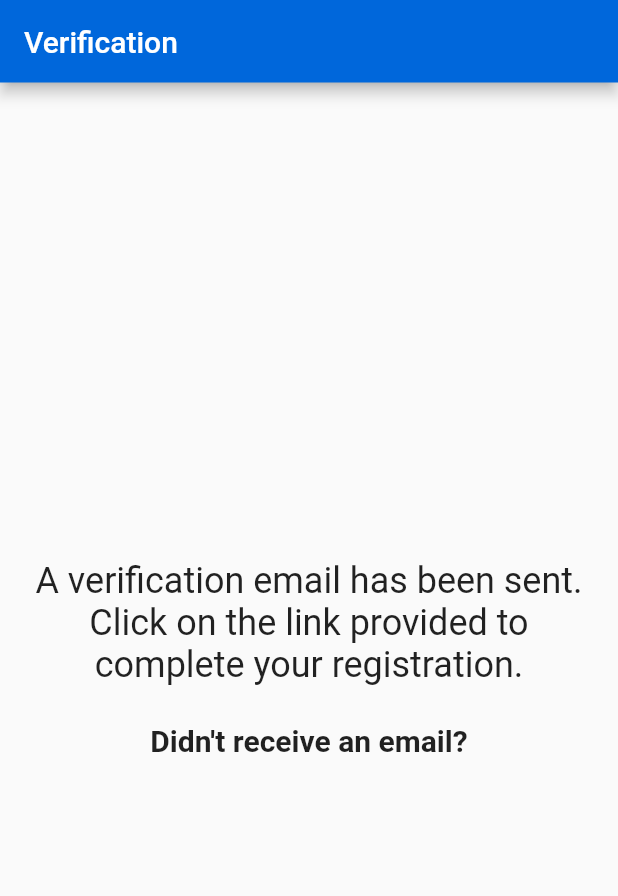
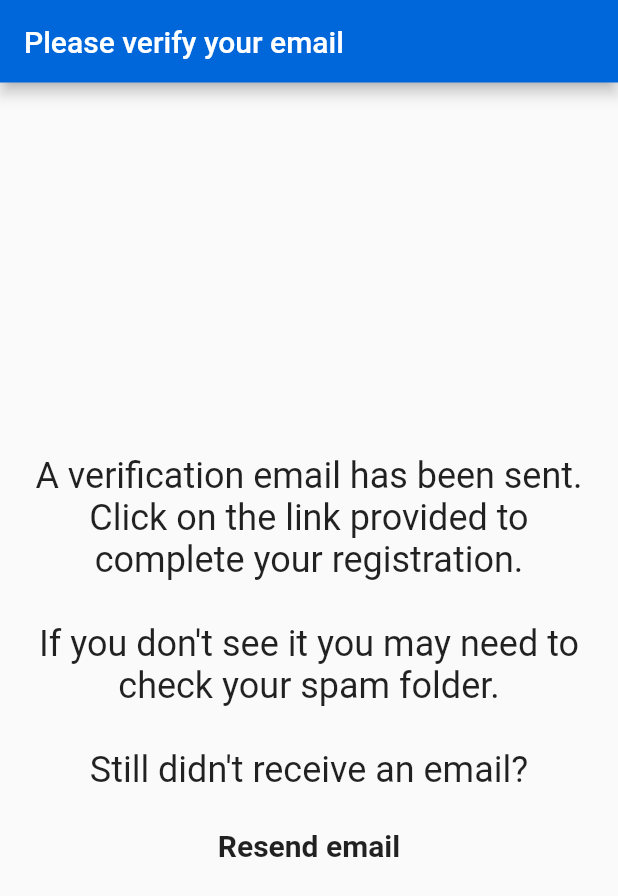
Before and after one commit to Matthew-Cacchione/connect, a Flutter app: the Verification screen opened by its route, on a phone screen of 412 x 824 dp. Shown: the top 896 px of the screen. Run offline on Flutter 3.47's test engine with Material 2 defaults, Android fonts, the phone set to English and light mode, and no system bars; our stand-ins replace cloud_firestore, firebase_auth, firebase_core, firebase_storage, image_picker; accounts and stored records are empty.

Commit message:
Update constants - sort string constants alphabetically

```diff
--- a/lib/constants.dart
+++ b/lib/constants.dart
@@ -6,59 +6,60 @@ const colorSecondary = Color(0xff86cd82);
 const colorError = Color(0xffcc0000);
 
 // Strings
-const appName = 'Connect';
-const emailHint = 'University Email';
-const emptyError = 'Required';
-const emailNotValid = 'Please enter a valid email';
-const passwordHint = 'Password';
-const forgotPassword = 'Forgot password?';
-const loginBtn = 'Login';
-const noAccountPrompt = 'Don\'t have an account? ';
-const signUpPrompt = 'Sign Up';
-const nameHint = 'First Name';
-const confirmPasswordHint = 'Confirm Password';
-const signOutBtn = 'Sign Out';
-const passwordNotValid = 'Minimum 8 characters';
-const nameNotValid = 'Minimum 3 characters';
-const passwordMatchError = 'Passwords must match';
-const userNotFound = 'No user found with that email address.';
-const wrongPassword = 'Wrong password provided.';
-const defaultError = 'Something went wrong.';
-const weakPassword = 'Password entered is too weak.';
-const emailAlreadyInUse = 'An account with that email already exists.';
-const profileTitle = 'Profile';
-const homeTitle = 'Home';
-const chatTitle = 'Chat';
-const verificationTitle = 'Verification';
-const verificationMessage = 'A verification email has been sent. Click on the link provided to complete your registration.';
-const verificationNotSent = 'Didn\'t receive an email?';
-const frequentRequestError = 'You are doing that too much.';
-const resendVerification = 'Another email has been sent, please check your spam folder.';
-const signUpAgreement = 'By signing up, you agree to the Terms of Service and Privacy Policy, including cookie use.';
-const noEmailEntered = 'Please enter an email.';
-const passwordResetSent = 'Password reset email has been sent.';
-const registrationTitle = 'Create Account';
-const interestsTitle = 'Interests';
-const interestsSubtitle = 'Please select your interests.';
-const nextBtn = 'Next';
-const noInterests = 'No interests selected';
-const noInterestsPrompt = 'Are you sure you want to continue without picking any interests?';
-const noTxt = 'No';
-const yesTxt = 'Yes';
-const birthdateTitle = 'Birthdate';
-const birthdatePrompt = 'Please provide your birthdate.';
-const permissionDenied = 'You don\'t have permission to do that';
-const userDisabled = 'This user account has been disabled.';
-const selectProfilePrompt = 'Select your profile picture';
-const cameraTxt = 'Camera';
-const galleryTxt = 'Gallery';
-const profilePictureTitle = 'Profile Picture';
-const noPictureSelected = 'Please select a profile picture before continuing.';
-const chooseActivity = 'Choose an activity';
-const promptTitle = 'Let others know what you want to do';
-const freeUntilTitle = 'Until when are you free?';
-const activitySelectionTitle = 'Select Activity';
-const haveAccountPrompt = 'Already have an account? ';
+const activitySelectionTitle = "Select Activity";
+const appName = "Connect";
+const birthdatePrompt = "Please provide your birthdate.";
+const birthdateTitle = "Birthdate";
+const cameraTxt = "Camera";
+const chatTitle = "Chat";
+const chooseActivity = "Choose an activity";
+const confirmPasswordHint = "Confirm Password";
+const defaultError = "Something went wrong.";
+const emailAlreadyInUse = "An account with that email already exists.";
+const emailHint = "University Email";
+const emailNotValid = "Please enter a valid email";
+const emptyError = "Required";
+const forgotPassword = "Forgot password?";
+const freeUntilTitle = "Until when are you free?";
+const frequentRequestError = "You are doing that too much.";
+const galleryTxt = "Gallery";
+const haveAccountPrompt = "Already have an account? ";
+const homeTitle = "Home";
+const interestsSubtitle = "Please select your interests.";
+const interestsTitle = "Interests";
+const loginBtn = "Login";
+const nameHint = "First Name";
+const nameNotValid = "Minimum 3 characters";
+const nextBtn = "Next";
+const noAccountPrompt = "Don't have an account? ";
+const noEmailEntered = "Please enter an email.";
+const noInterests = "No interests selected";
+const noInterestsPrompt = "Are you sure you want to continue without picking any interests?";
+const noPictureSelected = "Please select a profile picture before continuing.";
+const noTxt = "No";
+const passwordHint = "Password";
+const passwordMatchError = "Passwords must match";
+const passwordNotValid = "Minimum 8 characters";
+const passwordResetSent = "Password reset email has been sent.";
+const permissionDenied = "You don't have permission to do that";
+const profilePictureTitle = "Profile Picture";
+const profileTitle = "Profile";
+const promptTitle = "Let others know what you want to do";
+const registrationTitle = "Create Account";
+const resendVerification = "Another email has been sent, please check your spam folder.";
+const selectPicturePrompt = "Select your profile picture";
+const signOutBtn = "Sign Out";
+const signUpAgreement = "By signing up, you agree to the Terms of Service and Privacy Policy, including cookie use.";
+const signUpPrompt = "Sign Up";
+const userDisabled = "This user account has been disabled.";
+const userNotFound = "No user found with that email address.";
+const verificationMessage =
+    "A verification email has been sent. Click on the link provided to complete your registration.\n\nIf you don't see it you may need to check your spam folder.\n\nStill didn't receive an email?";
+const verificationNotSent = "Resend email";
+const verificationTitle = "Please verify your email";
+const weakPassword = "Password entered is too weak.";
+const wrongPassword = "Wrong password provided.";
+const yesTxt = "Yes";
 
 // Interests
 final interestSet = [
--- a/lib/main.dart
+++ b/lib/main.dart
@@ -95,7 +95,7 @@ String getLandingPage() {
   User? currentUser = FirebaseAuth.instance.currentUser;
 
   if (currentUser == null) {
-    route = '/createprofile';
+    route = '/verification';
   } else if (currentUser.emailVerified) {
     route = '/';
   } else {
--- a/lib/screens/account_creation/profile_creation.dart
+++ b/lib/screens/account_creation/profile_creation.dart
@@ -97,7 +97,7 @@ class _ProfileCreationState extends State<ProfileCreation> {
       child: Column(
         children: <Widget>[
           const Text(
-            selectProfilePrompt,
+            selectPicturePrompt,
             style: TextStyle(fontSize: 22),
           ),
           const SizedBox(height: 20),
--- a/lib/screens/account_creation/profile_picture.dart
+++ b/lib/screens/account_creation/profile_picture.dart
@@ -87,7 +87,7 @@ class _ProfilePictureState extends State<ProfilePicture> {
       child: Column(
         children: <Widget>[
           const Text(
-            selectProfilePrompt,
+            selectPicturePrompt,
             style: TextStyle(fontSize: 22),
           ),
           const SizedBox(height: 20),
--- a/lib/screens/account_creation/verification.dart
+++ b/lib/screens/account_creation/verification.dart
@@ -26,7 +26,7 @@ class _VerificationState extends State<Verification> {
     currentUser = FirebaseAuth.instance.currentUser;
     timer = Timer.periodic(
       const Duration(
-        seconds: 3,
+        seconds: 10000,
       ),
       (timer) {
         Authentication.verifyEmail(timer, context);
```
